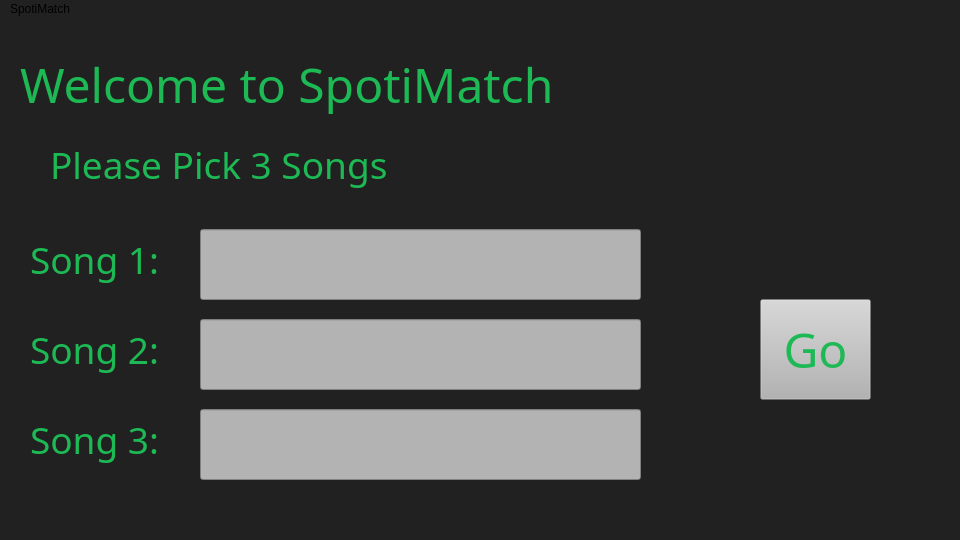
This is mainwindow.ui in samza1100/p3-test as Qt 5 draws it before an edit. The edited form follows.
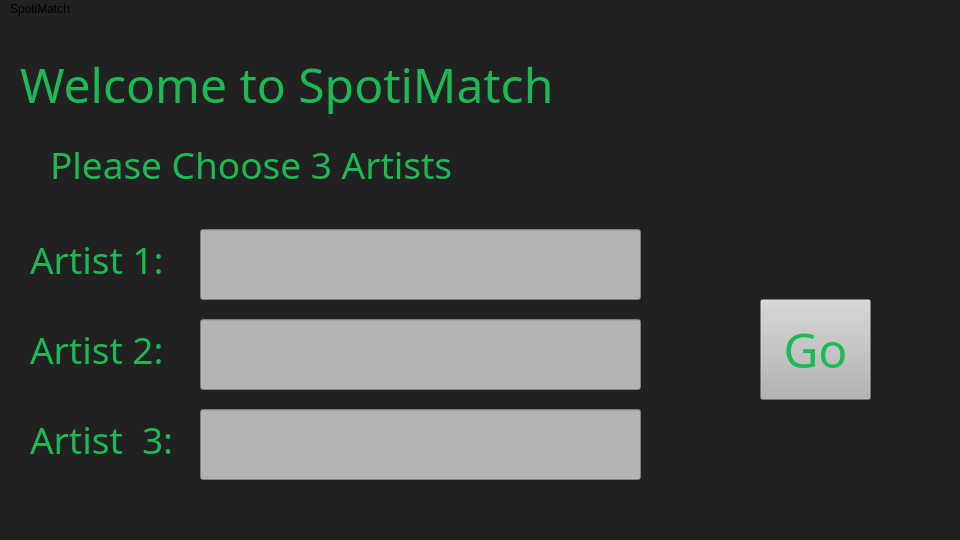
This is the edited form.

Commit message: Changed from songs to artists to get genres based on artists

The edit to the form file:
```diff
--- a/mainwindow.ui
+++ b/mainwindow.ui
@@ -61,7 +61,7 @@
 background-color: rgba(255, 255, 255, 0);</string>
     </property>
     <property name="text">
-     <string>Song 1:</string>
+     <string>Artist 1:</string>
     </property>
    </widget>
    <widget class="QLineEdit" name="song3">
@@ -123,7 +123,7 @@
 background-color: rgba(255, 255, 255, 0);</string>
     </property>
     <property name="text">
-     <string>Please Pick 3 Songs</string>
+     <string>Please Choose 3 Artists</string>
     </property>
    </widget>
    <widget class="QLabel" name="TextS3">
@@ -150,7 +150,7 @@
      <enum>QFrame::Plain</enum>
     </property>
     <property name="text">
-     <string>Song 3:</string>
+     <string>Artist  3:</string>
     </property>
    </widget>
    <widget class="QLineEdit" name="song1">
@@ -193,7 +193,7 @@
 background-color: rgba(255, 255, 255, 0);</string>
     </property>
     <property name="text">
-     <string>Song 2:</string>
+     <string>Artist 2:</string>
     </property>
    </widget>
    <widget class="QLabel" name="labelWel">
```
Left out of the diff: 6 changed lines with no effect on the pictures. The commit also changes 4 other files.
